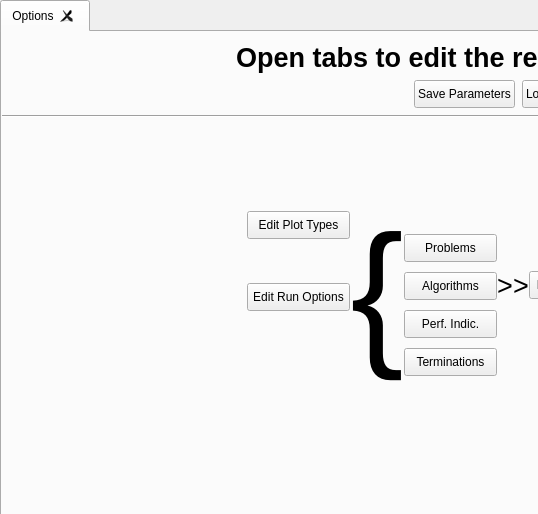
Above: frontend/designer_templates/edit_window/edit_window.ui from tomaslibanomonteiro/Thesis-code before the change; both pictures show x 0 to 538 and y 0 to 514 of the 1028 by 596 pixel window. Below: the same form after it.
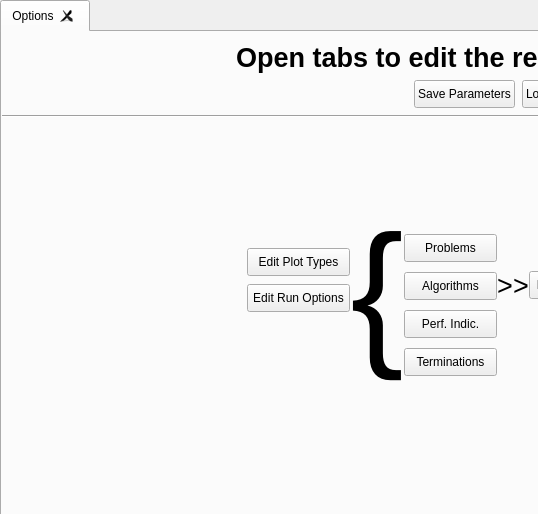
That is the form after the change.

Diff of the .ui file:
```diff
--- a/frontend/designer_templates/edit_window/edit_window.ui
+++ b/frontend/designer_templates/edit_window/edit_window.ui
@@ -166,10 +166,10 @@
            <number>0</number>
           </property>
           <property name="topMargin">
-           <number>42</number>
+           <number>115</number>
           </property>
           <property name="bottomMargin">
-           <number>98</number>
+           <number>132</number>
           </property>
           <item>
            <widget class="QPushButton" name="open_plot_types">
```
